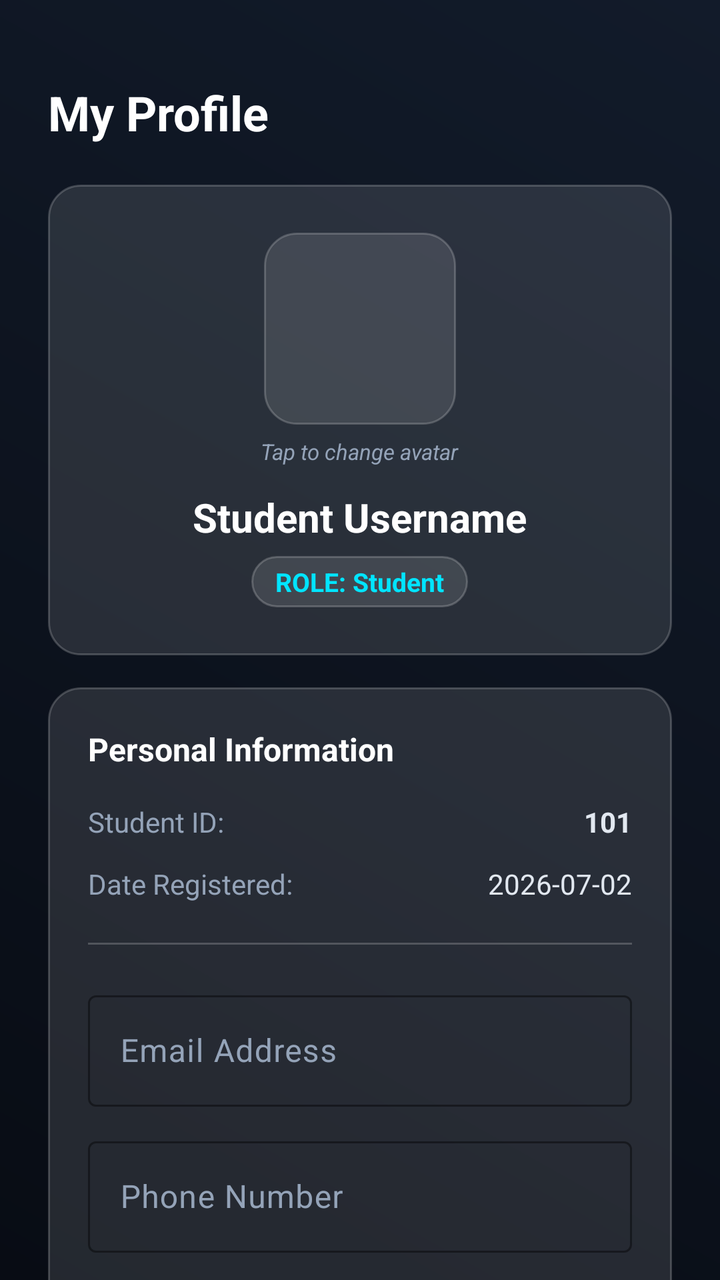
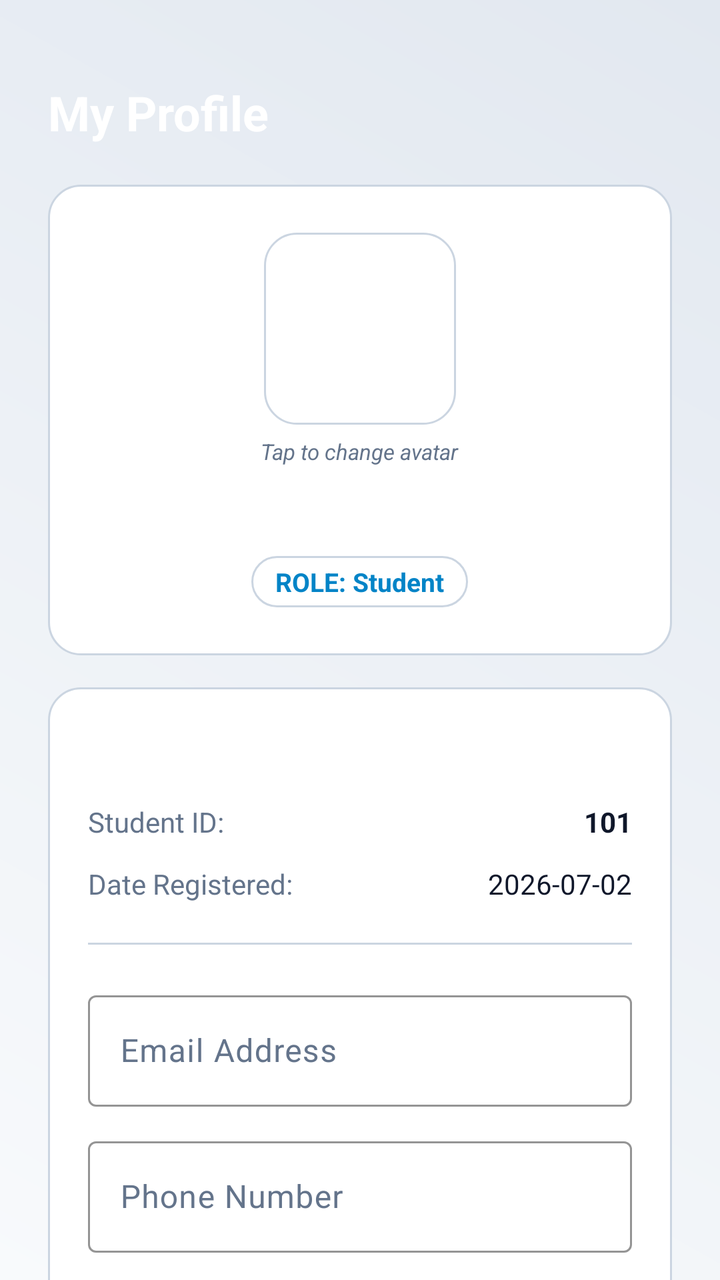

The first picture is an Android layout as it rendered before a commit; the second is the same layout after the commit. The layout source and the unified diff follow.
<!-- AndroidManifest.xml: application theme Theme.AIMentor -->
<!-- res/layout/fragment_settings.xml -->
<?xml version="1.0" encoding="utf-8"?>
<androidx.constraintlayout.widget.ConstraintLayout xmlns:android="http://schemas.android.com/apk/res/android"
    xmlns:app="http://schemas.android.com/apk/res-auto"
    xmlns:tools="http://schemas.android.com/tools"
    android:layout_width="match_parent"
    android:layout_height="match_parent"
    android:background="@drawable/bg_glossy_dark"
    tools:context=".Fragments.SettingsFragment">

    <androidx.core.widget.NestedScrollView
        android:layout_width="match_parent"
        android:layout_height="match_parent"
        android:fillViewport="true">

        <androidx.constraintlayout.widget.ConstraintLayout
            android:layout_width="match_parent"
            android:layout_height="wrap_content"
            android:padding="24dp">

            
            <TextView
                android:id="@+id/tvProfileTitle"
                android:layout_width="wrap_content"
                android:layout_height="wrap_content"
                android:text="My Profile"
                android:textColor="@color/white"
                android:textSize="24sp"
                android:textStyle="bold"
                android:layout_marginTop="16dp"
                app:layout_constraintTop_toTopOf="parent"
                app:layout_constraintStart_toStartOf="parent"/>

            
            <LinearLayout
                android:id="@+id/avatarContainer"
                android:layout_width="match_parent"
                android:layout_height="wrap_content"
                android:orientation="vertical"
                android:gravity="center"
                android:background="@drawable/card_glossy_glass"
                android:padding="24dp"
                android:layout_marginTop="20dp"
                app:layout_constraintTop_toBottomOf="@id/tvProfileTitle"
                app:layout_constraintStart_toStartOf="parent"
                app:layout_constraintEnd_toEndOf="parent">

                
                <ImageView
                    android:id="@+id/imgAvatar"
                    android:layout_width="96dp"
                    android:layout_height="96dp"
                    android:src="@drawable/account_icon"
                    app:tint="@color/accent_blue"
                    android:background="@drawable/card_glossy_glass"
                    android:padding="16dp"
                    android:scaleType="centerCrop"
                    android:clickable="true"
                    android:focusable="true"
                    android:foreground="?attr/selectableItemBackgroundBorderless"
                    android:contentDescription="Profile Picture"/>

                <TextView
                    android:layout_width="wrap_content"
                    android:layout_height="wrap_content"
                    android:text="Tap to change avatar"
                    android:textColor="@color/text_secondary"
                    android:textSize="11sp"
                    android:layout_marginTop="6dp"
                    android:textStyle="italic"/>

                
                <TextView
                    android:id="@+id/tvDisplayUsername"
                    android:layout_width="wrap_content"
                    android:layout_height="wrap_content"
                    android:text="Student Username"
                    android:textColor="@color/white"
                    android:textSize="20sp"
                    android:textStyle="bold"
                    android:layout_marginTop="12dp"/>

                
                <TextView
                    android:id="@+id/tvDisplayRole"
                    android:layout_width="wrap_content"
                    android:layout_height="wrap_content"
                    android:text="ROLE: Student"
                    android:textColor="@color/accent_blue"
                    android:textSize="13sp"
                    android:textStyle="bold"
                    android:background="@drawable/card_glossy_glass"
                    android:paddingStart="12dp"
                    android:paddingEnd="12dp"
                    android:paddingTop="4dp"
                    android:paddingBottom="4dp"
                    android:layout_marginTop="6dp"/>
            </LinearLayout>

            
            <LinearLayout
                android:id="@+id/detailsCard"
                android:layout_width="match_parent"
                android:layout_height="wrap_content"
                android:orientation="vertical"
                android:background="@drawable/card_glossy_glass"
                android:padding="20dp"
                android:layout_marginTop="16dp"
                app:layout_constraintTop_toBottomOf="@id/avatarContainer"
                app:layout_constraintStart_toStartOf="parent"
                app:layout_constraintEnd_toEndOf="parent">

                
                <TextView
                    android:layout_width="wrap_content"
                    android:layout_height="wrap_content"
                    android:text="Personal Information"
                    android:textColor="@color/white"
                    android:textSize="16sp"
                    android:textStyle="bold"
                    android:layout_marginBottom="16dp"/>

                
                <LinearLayout
                    android:layout_width="match_parent"
                    android:layout_height="wrap_content"
                    android:orientation="horizontal"
                    android:layout_marginBottom="12dp">
                    <TextView
                        android:layout_width="0dp"
                        android:layout_height="wrap_content"
                        android:layout_weight="1"
                        android:text="Student ID:"
                        android:textColor="@color/text_secondary"
                        android:textSize="14sp"/>
                    <TextView
                        android:id="@+id/tvDisplayUserId"
                        android:layout_width="wrap_content"
                        android:layout_height="wrap_content"
                        android:text="101"
                        android:textColor="@color/text_primary"
                        android:textStyle="bold"
                        android:textSize="14sp"/>
                </LinearLayout>

                
                <LinearLayout
                    android:layout_width="match_parent"
                    android:layout_height="wrap_content"
                    android:orientation="horizontal"
                    android:layout_marginBottom="20dp">
                    <TextView
                        android:layout_width="0dp"
                        android:layout_height="wrap_content"
                        android:layout_weight="1"
                        android:text="Date Registered:"
                        android:textColor="@color/text_secondary"
                        android:textSize="14sp"/>
                    <TextView
                        android:id="@+id/tvDisplayDateJoined"
                        android:layout_width="wrap_content"
                        android:layout_height="wrap_content"
                        android:text="2026-07-02"
                        android:textColor="@color/text_primary"
                        android:textSize="14sp"/>
                </LinearLayout>

                <View
                    android:layout_width="match_parent"
                    android:layout_height="1dp"
                    android:background="@color/glass_card_stroke"
                    android:layout_marginBottom="20dp"/>

                
                <com.google.android.material.textfield.TextInputLayout
                    android:id="@+id/tilEmail"
                    android:layout_width="match_parent"
                    android:layout_height="wrap_content"
                    android:hint="Email Address"
                    app:hintTextColor="@color/accent_blue"
                    app:boxStrokeColor="@color/accent_blue"
                    app:startIconTint="@color/text_secondary"
                    android:textColorHint="@color/text_secondary"
                    style="@style/Widget.Material3.TextInputLayout.OutlinedBox">

                    <com.google.android.material.textfield.TextInputEditText
                        android:id="@+id/edtEmail"
                        android:layout_width="match_parent"
                        android:layout_height="wrap_content"
                        android:textColor="@color/text_primary"
                        android:inputType="textEmailAddress"
                        android:maxLines="1"/>
                </com.google.android.material.textfield.TextInputLayout>

                
                <com.google.android.material.textfield.TextInputLayout
                    android:id="@+id/tilPhone"
                    android:layout_width="match_parent"
                    android:layout_height="wrap_content"
                    android:layout_marginTop="12dp"
                    android:hint="Phone Number"
                    app:hintTextColor="@color/accent_blue"
                    app:boxStrokeColor="@color/accent_blue"
                    app:startIconTint="@color/text_secondary"
                    android:textColorHint="@color/text_secondary"
                    style="@style/Widget.Material3.TextInputLayout.OutlinedBox">

                    <com.google.android.material.textfield.TextInputEditText
                        android:id="@+id/edtPhone"
                        android:layout_width="match_parent"
                        android:layout_height="wrap_content"
                        android:textColor="@color/text_primary"
                        android:inputType="phone"
                        android:maxLines="1"/>
                </com.google.android.material.textfield.TextInputLayout>

                
                <com.google.android.material.button.MaterialButton
                    android:id="@+id/btnSaveProfile"
                    android:layout_width="match_parent"
                    android:layout_height="56dp"
                    android:text="Save Profile"
                    android:textSize="16sp"
                    android:textStyle="bold"
                    android:textColor="@color/white"
                    android:layout_marginTop="20dp"
                    app:backgroundTint="@color/accent_blue_dark"
                    app:cornerRadius="12dp"
                    app:rippleColor="@color/white"/>

            </LinearLayout>

        </androidx.constraintlayout.widget.ConstraintLayout>
    </androidx.core.widget.NestedScrollView>

</androidx.constraintlayout.widget.ConstraintLayout>
<!-- resources referenced by this layout -->
<resources>
  <color name="accent_blue">#00E5FF</color>
  <color name="accent_blue_dark">#00838F</color>
  <color name="glass_card_stroke">#33FFFFFF</color>
  <color name="text_primary">#E2E8F0</color>
  <color name="text_secondary">#94A3B8</color>
  <color name="white">#FFFFFFFF</color>
  <!-- drawable bg_glossy_dark (drawable) -->
  <?xml version="1.0" encoding="utf-8"?>
  <shape xmlns:android="http://schemas.android.com/apk/res/android"
      android:shape="rectangle">
      <gradient
          android:startColor="@color/bg_dark_start"
          android:endColor="@color/bg_dark_end"
          android:angle="45"
          android:type="linear" />
  </shape>
  <!-- drawable card_glossy_glass (drawable) -->
  <?xml version="1.0" encoding="utf-8"?>
  <shape xmlns:android="http://schemas.android.com/apk/res/android"
      android:shape="rectangle">
      
      <solid android:color="@color/glass_card_bg" />
      
      
      <stroke
          android:width="1dp"
          android:color="@color/glass_card_stroke" />
      
      
      <corners android:radius="16dp" />
  </shape>
  <style name="Theme.AIMentor" parent="Base.Theme.AIMentor" />
  <color name="bg_dark_start">#080C14</color>
  <color name="bg_dark_end">#121B2A</color>
  <color name="glass_card_bg">#1DFFFFFF</color>
  <style name="Base.Theme.AIMentor" parent="Theme.Material3.DayNight.NoActionBar">
          
          <item name="colorPrimary">@color/accent_blue</item>
          <item name="colorSecondary">@color/accent_purple</item>
          
          
          <item name="android:windowBackground">@color/bg_dark_start</item>
          <item name="android:textColorPrimary">@color/text_primary</item>
          <item name="android:textColorSecondary">@color/text_secondary</item>
          
          
          <item name="textInputStyle">@style/Widget.Material3.TextInputLayout.OutlinedBox</item>
          <item name="editTextStyle">@style/GlossyEditTextStyle</item>
      </style>
  <color name="accent_purple">#D500F9</color>
  <style name="GlossyEditTextStyle" parent="Widget.Material3.TextInputEditText.OutlinedBox">
          <item name="android:textColor">@color/text_primary</item>
          <item name="android:textColorHint">@color/text_secondary</item>
          <item name="android:textSize">16sp</item>
      </style>
</resources>

<!-- the commit's change to res/layout/fragment_settings.xml (unified diff, before → after) -->
@@ -229,6 +229,70 @@
 
             </LinearLayout>
 
+            
+            <LinearLayout
+                android:id="@+id/themeContainer"
+                android:layout_width="match_parent"
+                android:layout_height="wrap_content"
+                android:orientation="vertical"
+                android:background="@drawable/card_glossy_glass"
+                android:padding="20dp"
+                android:layout_marginTop="16dp"
+                app:layout_constraintTop_toBottomOf="@id/detailsCard"
+                app:layout_constraintStart_toStartOf="parent"
+                app:layout_constraintEnd_toEndOf="parent">
+
+                <TextView
+                    android:layout_width="wrap_content"
+                    android:layout_height="wrap_content"
+                    android:text="App Theme &amp; Appearance"
+                    android:textColor="@color/text_primary"
+                    android:textSize="16sp"
+                    android:textStyle="bold" />
+
+                <RelativeLayout
+                    android:layout_width="match_parent"
+                    android:layout_height="wrap_content"
+                    android:layout_marginTop="12dp">
+
+                    <LinearLayout
+                        android:layout_width="wrap_content"
+                        android:layout_height="wrap_content"
+                        android:orientation="vertical"
+                        android:layout_alignParentStart="true"
+                        android:layout_toStartOf="@id/switchDarkMode"
+                        android:layout_centerVertical="true"
+                        android:layout_marginEnd="12dp">
+
+                        <TextView
+                            android:id="@+id/tvThemeTitle"
+                            android:layout_width="wrap_content"
+                            android:layout_height="wrap_content"
+                            android:text="Dark Mode"
+                            android:textColor="@color/text_primary"
+                            android:textSize="14sp"
+                            android:textStyle="bold" />
+
+                        <TextView
+                            android:id="@+id/tvThemeSub"
+                            android:layout_width="wrap_content"
+                            android:layout_height="wrap_content"
+                            android:text="Switch between Dark Mode and Light Mode"
+                            android:textColor="@color/text_secondary"
+                            android:textSize="12sp"
+                            android:layout_marginTop="2dp" />
+                    </LinearLayout>
+
+                    <com.google.android.material.materialswitch.MaterialSwitch
+                        android:id="@+id/switchDarkMode"
+                        android:layout_width="wrap_content"
+                        android:layout_height="wrap_content"
+                        android:checked="true"
+                        android:layout_alignParentEnd="true"
+                        android:layout_centerVertical="true" />
+                </RelativeLayout>
+            </LinearLayout>
+
         </androidx.constraintlayout.widget.ConstraintLayout>
     </androidx.core.widget.NestedScrollView>
 
<!-- resource entries referenced after the edit -->
@@ -1,10 +1,10 @@
 <!-- resources referenced by this layout -->
 <resources>
-  <color name="accent_blue">#00E5FF</color>
-  <color name="accent_blue_dark">#00838F</color>
-  <color name="glass_card_stroke">#33FFFFFF</color>
-  <color name="text_primary">#E2E8F0</color>
-  <color name="text_secondary">#94A3B8</color>
+  <color name="accent_blue">#0284C7</color>
+  <color name="accent_blue_dark">#0369A1</color>
+  <color name="glass_card_stroke">#CBD5E1</color>
+  <color name="text_primary">#0F172A</color>
+  <color name="text_secondary">#64748B</color>
   <color name="white">#FFFFFFFF</color>
   <!-- drawable bg_glossy_dark (drawable) -->
   <?xml version="1.0" encoding="utf-8"?>
@@ -32,9 +32,9 @@
       <corners android:radius="16dp" />
   </shape>
   <style name="Theme.AIMentor" parent="Base.Theme.AIMentor" />
-  <color name="bg_dark_start">#080C14</color>
-  <color name="bg_dark_end">#121B2A</color>
-  <color name="glass_card_bg">#1DFFFFFF</color>
+  <color name="bg_dark_start">#F8FAFC</color>
+  <color name="bg_dark_end">#E2E8F0</color>
+  <color name="glass_card_bg">#FFFFFF</color>
   <style name="Base.Theme.AIMentor" parent="Theme.Material3.DayNight.NoActionBar">
           
           <item name="colorPrimary">@color/accent_blue</item>
@@ -49,7 +49,7 @@
           <item name="textInputStyle">@style/Widget.Material3.TextInputLayout.OutlinedBox</item>
           <item name="editTextStyle">@style/GlossyEditTextStyle</item>
       </style>
-  <color name="accent_purple">#D500F9</color>
+  <color name="accent_purple">#7C3AED</color>
   <style name="GlossyEditTextStyle" parent="Widget.Material3.TextInputEditText.OutlinedBox">
           <item name="android:textColor">@color/text_primary</item>
           <item name="android:textColorHint">@color/text_secondary</item>
